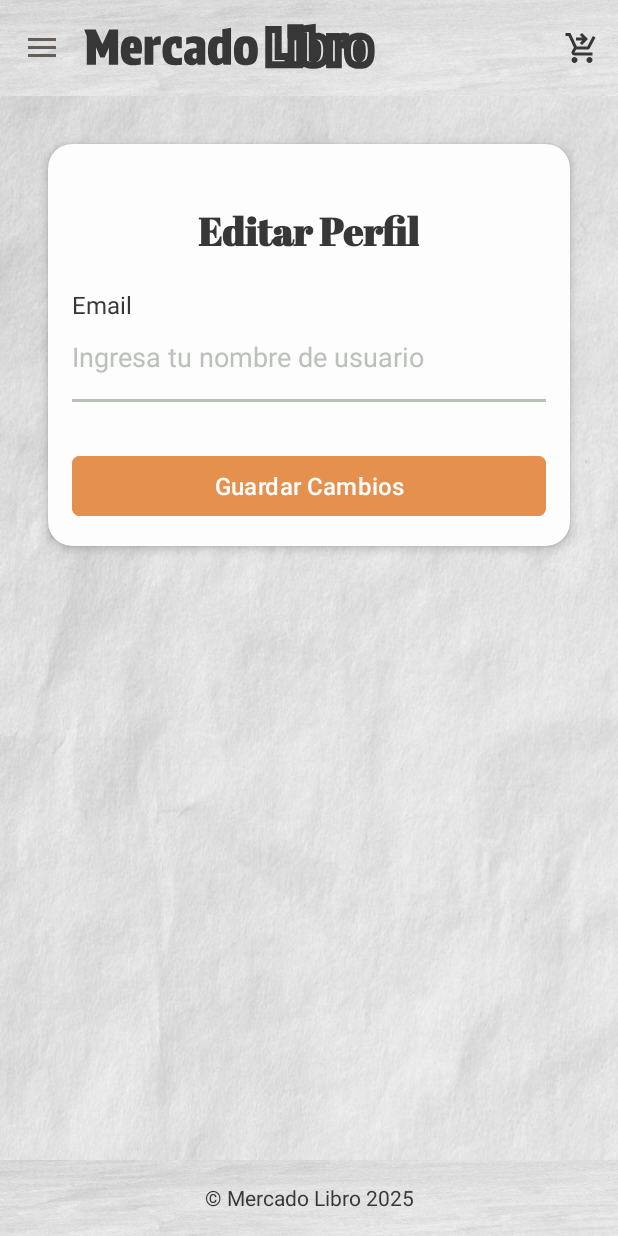
After one commit to mercado-libro-integrador-2025/MercadoLibroMobile, an Android app: the fragment EditProfileFragment placed in its activity, on a phone screen of 412 x 824 dp. The commit adds this screen. Run offline under Robolectric (Android 15) with nearby library versions, the phone set to English and light mode, and no system bars; network calls fail; Roboto replaces fonts that are not available here; 1 statement that could not run was skipped.

Commit message:
comienzo a refactorizar perfil del usuario para poder editar datos personales

```diff
--- a/app/src/main/AndroidManifest.xml
+++ b/app/src/main/AndroidManifest.xml
@@ -10,7 +10,6 @@
         android:dataExtractionRules="@xml/data_extraction_rules"
         android:fullBackupContent="@xml/backup_rules"
         android:icon="@drawable/ic_logo_splash"
-        android:label="@string/app_name"
         android:networkSecurityConfig="@xml/network_security_config"
         android:supportsRtl="false"
         android:theme="@style/Base.Theme.MercadoLibroMobile"
--- a/app/src/main/java/com/ispc/mercadolibromobile/api/ApiService.java
+++ b/app/src/main/java/com/ispc/mercadolibromobile/api/ApiService.java
@@ -9,6 +9,7 @@ import com.ispc.mercadolibromobile.models.ItemCarrito;
 import com.ispc.mercadolibromobile.models.Direccion;
 import com.ispc.mercadolibromobile.models.Pago;
 import com.ispc.mercadolibromobile.models.Contacto;
+import com.ispc.mercadolibromobile.models.UserInfo;
 
 import java.util.List;
 
@@ -27,13 +28,16 @@ public interface ApiService {
 
     // =================== Usuarios ===================
     @GET("usuarios/")
-    Call<List<User>> getUsers();
+    Call<List<UserInfo>> getUsers();
 
     @GET("usuarios/me/")
     Call<User> getAuthenticatedUser(@Header("Authorization") String token);
 
     @DELETE("usuarios/{id}/")
     Call<Void> deleteUser(@Path("id") int id, @Header("Authorization") String token);
+
+    @PUT("usuarios/{id}/") //
+    Call<UserInfo> updateUser(@Path("id") int userId, @Header("Authorization") String authToken, @Body UserInfo userInfo);
 
     // =================== Auth ===================
     @FormUrlEncoded
--- /dev/null
+++ b/app/src/main/java/com/ispc/mercadolibromobile/fragments/EditProfileFragment.java
@@ -0,0 +1,139 @@
+package com.ispc.mercadolibromobile.fragments;
+
+import android.os.Bundle;
+import android.util.Log;
+import android.view.LayoutInflater;
+import android.view.View;
+import android.view.ViewGroup;
+import android.widget.Button;
+import android.widget.EditText;
+import android.widget.Toast;
+
+import androidx.annotation.NonNull;
+import androidx.annotation.Nullable;
+import androidx.fragment.app.Fragment;
+
+import com.ispc.mercadolibromobile.R;
+import com.ispc.mercadolibromobile.api.ApiService;
+import com.ispc.mercadolibromobile.api.RetrofitClient;
+import com.ispc.mercadolibromobile.models.User;
+import com.ispc.mercadolibromobile.models.UserInfo;
+import com.ispc.mercadolibromobile.utils.SessionUtils;
+
+import retrofit2.Call;
+import retrofit2.Callback;
+import retrofit2.Response;
+
+public class EditProfileFragment extends Fragment {
+
+    private static final String TAG = "EditProfileFragment";
+
+    private EditText etUsername;
+    private Button btnSaveProfile;
+
+    private ApiService apiService;
+    private String authToken;
+    private int currentUserId;
+
+    @Nullable
+    @Override
+    public View onCreateView(@NonNull LayoutInflater inflater, @Nullable ViewGroup container,
+                             @Nullable Bundle savedInstanceState) {
+        View view = inflater.inflate(R.layout.fragment_edit_profile, container, false);
+
+        etUsername = view.findViewById(R.id.etUsername);
+        btnSaveProfile = view.findViewById(R.id.btnSaveProfile);
+
+        apiService = RetrofitClient.getApiService(requireContext());
+        authToken = SessionUtils.getAuthToken(requireContext());
+        currentUserId = SessionUtils.getUserId(requireContext());
+
+        if (authToken == null || currentUserId == -1) {
+            Toast.makeText(requireContext(), getString(R.string.error_auth_required), Toast.LENGTH_SHORT).show();
+            if (isAdded()) {
+                getParentFragmentManager().popBackStack();
+            }
+            return view;
+        }
+
+        loadUserData();
+
+        btnSaveProfile.setOnClickListener(v -> saveProfileChanges());
+
+        return view;
+    }
+
+    private void loadUserData() {
+        apiService.getAuthenticatedUser("Bearer " + authToken).enqueue(new Callback<User>() { // <--- Espera el modelo User completo
+            @Override
+            public void onResponse(@NonNull Call<User> call, @NonNull Response<User> response) {
+                if (isAdded()) {
+                    if (response.isSuccessful() && response.body() != null && response.body().getUser() != null) {
+                        UserInfo userInfo = response.body().getUser();
+                        if (userInfo.getUsername() != null) {
+                            etUsername.setText(userInfo.getUsername());
+                        } else {
+                            etUsername.setHint(getString(R.string.hint_enter_username));
+                        }
+                        // if (etUserEmail != null && userInfo.getEmail() != null) {
+                        //     etUserEmail.setText(userInfo.getEmail());
+                        //     etUserEmail.setEnabled(false);
+                        // }
+                    } else {
+                        Log.e(TAG, "Error al cargar datos del usuario: " + response.code() + " - " + response.message());
+                        Toast.makeText(requireContext(), getString(R.string.error_loading_user_data), Toast.LENGTH_SHORT).show();
+                    }
+                }
+            }
+
+            @Override
+            public void onFailure(@NonNull Call<User> call, @NonNull Throwable t) {
+                if (isAdded()) {
+                    Log.e(TAG, "Fallo de red al cargar datos del usuario: " + t.getMessage(), t);
+                    Toast.makeText(requireContext(), getString(R.string.error_network_connection_user_data), Toast.LENGTH_SHORT).show();
+                }
+            }
+        });
+    }
+
+    private void saveProfileChanges() {
+        String newUsername = etUsername.getText().toString().trim(); // Cambiado a newUsername
+
+        if (newUsername.isEmpty()) {
+            etUsername.setError(getString(R.string.error_username_required));
+            etUsername.requestFocus();
+            return;
+        }
+
+        UserInfo updatedUserInfo = new UserInfo();
+        updatedUserInfo.setId(currentUserId);
+        updatedUserInfo.setUsername(newUsername);
+
+        apiService.updateUser(currentUserId, "Bearer " + authToken, updatedUserInfo).enqueue(new Callback<UserInfo>() { // <--- Espera UserInfo
+            @Override
+            public void onResponse(@NonNull Call<UserInfo> call, @NonNull Response<UserInfo> response) {
+                if (isAdded()) {
+                    if (response.isSuccessful() && response.body() != null) {
+                        Toast.makeText(requireContext(), getString(R.string.success_profile_updated), Toast.LENGTH_SHORT).show();
+
+                        SessionUtils.saveUserName(requireContext(), response.body().getUsername());
+                        SessionUtils.saveUserEmail(requireContext(), response.body().getEmail());
+
+                        getParentFragmentManager().popBackStack();
+                    } else {
+                        Log.e(TAG, "Error al actualizar perfil: " + response.code() + " - " + response.message() + " - " + (response.errorBody() != null ? response.errorBody().toString() : ""));
+                        Toast.makeText(requireContext(), getString(R.string.error_updating_profile), Toast.LENGTH_SHORT).show();
+                    }
+                }
+            }
+
+            @Override
+            public void onFailure(@NonNull Call<UserInfo> call, @NonNull Throwable t) {
+                if (isAdded()) {
+                    Log.e(TAG, "Fallo de red al actualizar perfil: " + t.getMessage(), t);
+                    Toast.makeText(requireContext(), getString(R.string.error_network_connection_profile), Toast.LENGTH_SHORT).show();
+                }
+            }
+        });
+    }
+}
--- /dev/null
+++ b/app/src/main/res/layout/fragment_edit_profile.xml
@@ -0,0 +1,84 @@
+<?xml version="1.0" encoding="utf-8"?>
+<ScrollView xmlns:android="http://schemas.android.com/apk/res/android"
+    xmlns:app="http://schemas.android.com/apk/res-auto"
+    xmlns:tools="http://schemas.android.com/tools"
+    android:layout_width="match_parent"
+    android:layout_height="match_parent"
+    android:background="@drawable/fondo2"
+    tools:context=".fragments.EditProfileFragment">
+
+    <LinearLayout
+        android:layout_width="match_parent"
+        android:layout_height="wrap_content"
+        android:gravity="center_horizontal"
+        android:orientation="vertical"
+        android:padding="@dimen/padding_large">
+
+        <androidx.cardview.widget.CardView
+            android:layout_width="match_parent"
+            android:layout_height="wrap_content"
+            android:layout_margin="@dimen/margin_large"
+            app:cardBackgroundColor="@color/card_background_color"
+            app:cardCornerRadius="@dimen/card_corner_radius_large_16dp"
+            app:cardElevation="@dimen/card_elevation">
+
+            <LinearLayout
+                android:layout_width="match_parent"
+                android:layout_height="wrap_content"
+                android:orientation="vertical"
+                android:padding="@dimen/padding_large">
+
+                <TextView
+                    android:layout_width="wrap_content"
+                    android:layout_height="wrap_content"
+                    android:layout_gravity="center_horizontal"
+                    android:layout_marginTop="@dimen/margin_xlarge"
+                    android:fontFamily="@font/abril_fatface"
+                    android:text="@string/title_edit_profile"
+                    android:textAlignment="center"
+                    android:textColor="@color/text_primary"
+                    android:textSize="@dimen/text_size_xlarge_26sp"
+                    android:textStyle="bold" />
+
+                <TextView
+                    android:layout_width="wrap_content"
+                    android:layout_height="wrap_content"
+                    android:layout_marginTop="@dimen/margin_top_xlarge"
+                    android:text="@string/label_username"
+                    android:textColor="@color/text_primary"
+                    android:textSize="@dimen/text_size_medium" />
+
+                <EditText
+                    android:id="@+id/etUsername"
+                    android:layout_width="match_parent"
+                    android:layout_height="wrap_content"
+                    android:minHeight="@dimen/min_touch_target_size"
+                    android:hint="@string/hint_enter_username"
+                    android:textColor="@color/text_primary"
+                    android:textColorHint="@color/text_hint"
+                    android:background="@null"
+                    android:inputType="textPersonName" />
+
+                <View
+                    android:layout_width="match_parent"
+                    android:layout_height="@dimen/line_height"
+                    android:background="@color/line_separator_color"
+                    android:layout_marginTop="@dimen/margin_small"
+                    android:layout_marginBottom="@dimen/margin_medium" />
+
+                <Button
+                    android:id="@+id/btnSaveProfile"
+                    android:layout_width="match_parent"
+                    android:layout_height="wrap_content"
+                    android:layout_marginTop="@dimen/margin_top_button_large"
+                    android:backgroundTint="@color/sunstone_neutral_6"
+                    android:minHeight="@dimen/min_touch_target_size"
+                    android:text="@string/button_save_profile"
+                    android:textColor="@color/white"
+                    android:textSize="@dimen/text_size_medium"
+                    app:cornerRadius="@dimen/card_corner_radius" />
+
+            </LinearLayout>
+        </androidx.cardview.widget.CardView>
+    </LinearLayout>
+</ScrollView>
--- a/app/src/main/res/values/strings.xml
+++ b/app/src/main/res/values/strings.xml
@@ -1,7 +1,7 @@
 <?xml version="1.0" encoding="utf-8"?>
 <resources>
 
-    <string name="app_name">Mercado Libro</string>
+    <string name="app_name"></string>
     <string name="navigation_drawer_open">Abrir menú de navegación</string>
     <string name="navigation_drawer_close">Cerrar menú de navegación</string>
     <string name="logout_message">Sesión cerrada. ¡Hasta pronto!</string>
@@ -151,7 +151,8 @@
     <string name="error_city_required">La ciudad es obligatoria.</string>
     <string name="error_province_required">La provincia es obligatoria.</string>
     <string name="error_token_not_found">Token no encontrado, por favor inicie sesión.</string>
-    <string name="no_address_saved_placeholder">No hay dirección guardada</string> <string name="label_street_entered">Calle ingresada: %s</string>
+    <string name="no_address_saved_placeholder">No hay dirección guardada</string>
+    <string name="label_street_entered">Calle ingresada: %s</string>
     <string name="label_number_entered">Número ingresado: %s</string>
     <string name="label_city_entered">Ciudad ingresada: %s</string>
     <string name="label_province_entered">Provincia ingresada: %s</string>
@@ -185,7 +186,8 @@
     <string name="reviews_for_book_placeholder">Reseñas del Libro</string>
     <string name="reviews_for_book_display">Reseñas de: %s</string>
     <string name="reviews_for_book_default">Reseñas del Libro</string>
-    <string name="my_reviews_title_reviews">Mis Reseñas</string> <string name="button_create_new_review">Crear Nueva Reseña</string>
+    <string name="my_reviews_title_reviews">Mis Reseñas</string>
+    <string name="button_create_new_review">Crear Nueva Reseña</string>
     <string name="create_review_title">Crear Reseña</string>
     <string name="edit_review_title">Editar Reseña</string>
     <string name="hint_review_title">Título de la reseña</string>
@@ -262,4 +264,14 @@
     <string name="dialog_confirm_delete_no_button">No</string>
 
     <string name="dialog_alert_positive_button">Aceptar</string>
+
+    <string name="title_edit_profile">Editar Perfil</string>
+    <string name="hint_enter_username">Ingresa tu nombre de usuario</string>
+    <string name="button_save_profile">Guardar Cambios</string>
+    <string name="error_username_required">El nombre de usuario es requerido</string>
+    <string name="error_loading_user_data">Error al cargar los datos del usuario.</string>
+    <string name="error_updating_profile">Error al actualizar el perfil.</string>
+    <string name="error_network_connection_profile">Error de conexión al intentar actualizar el perfil.</string>
+    <string name="success_profile_updated">Perfil actualizado con éxito.</string>
+
 </resources>
```
Also changed, not shown: app/src/main/java/com/ispc/mercadolibromobile/fragments/ProfileFragment.java (+19 -10 lines), app/src/main/java/com/ispc/mercadolibromobile/models/UserInfo.java (+26 -1 lines), app/src/main/java/com/ispc/mercadolibromobile/utils/SessionUtils.java (+29 -8 lines).
